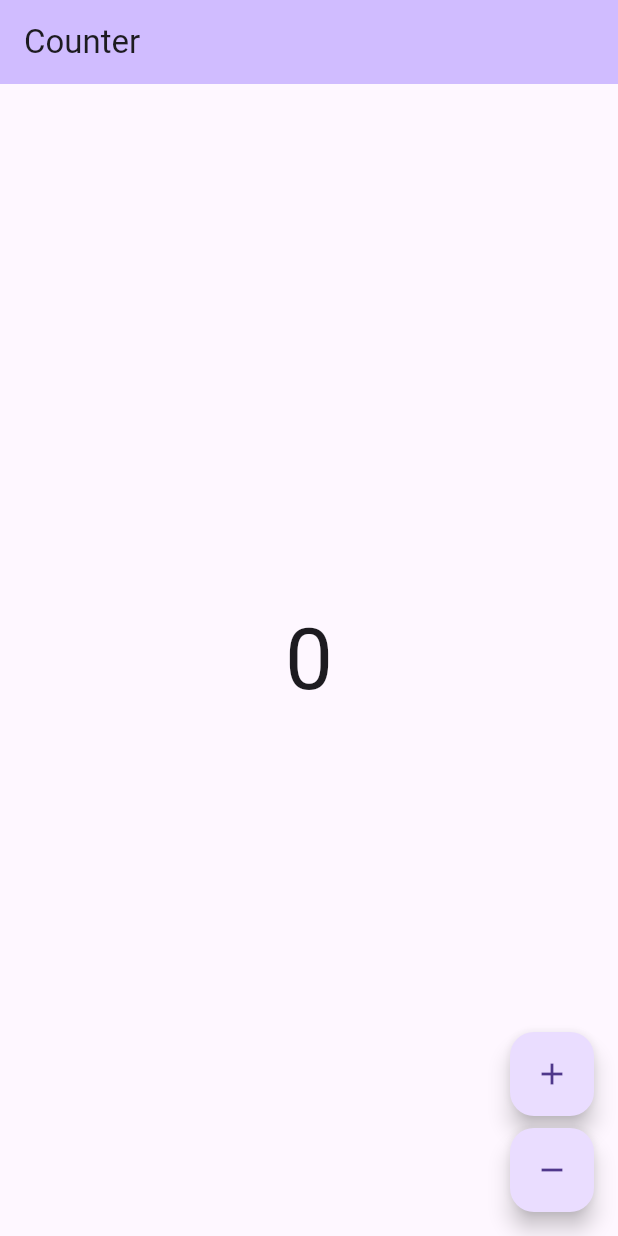
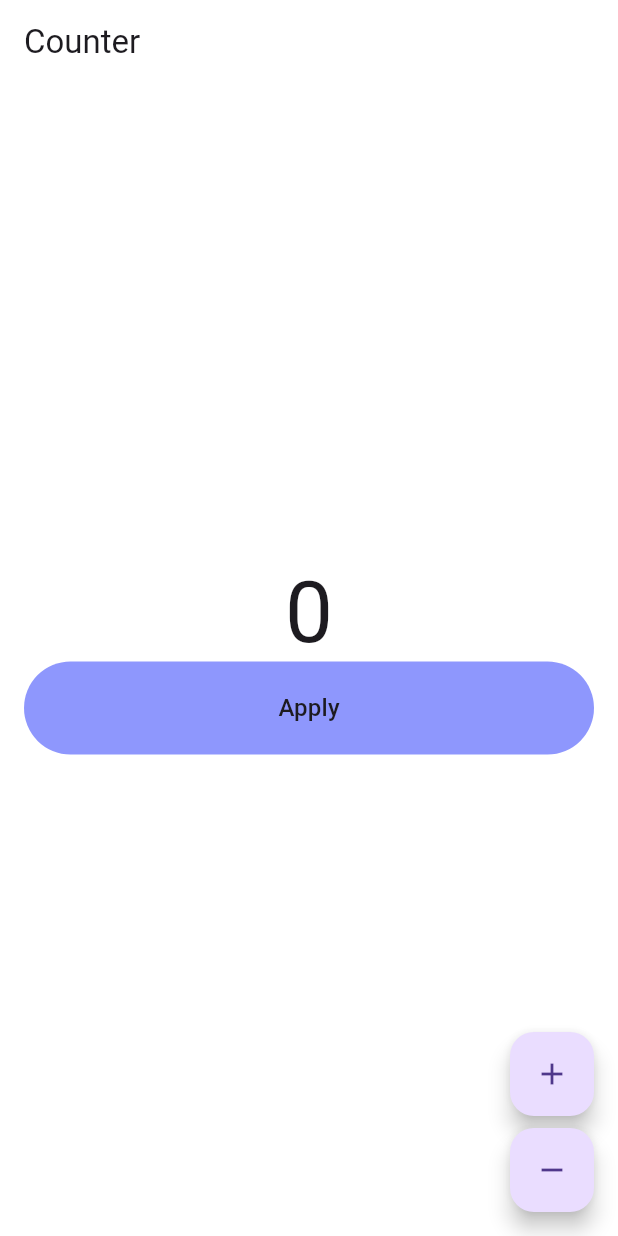
Before and after one commit to FluttX/Calmly, a Flutter app: the screen it shows after launch, on a phone screen of 412 x 824 dp. Run offline on Flutter 3.47's test engine with Material 3 defaults, Android fonts, the phone set to English and light mode, and no system bars; our stand-ins replace bloc, flutter_bloc; generated files the repository leaves out were written again.

Commit message:
feat: app light theme implementation

```diff
--- /dev/null
+++ b/lib/app/core/style/app_text_style.dart
@@ -0,0 +1,12 @@
+import 'package:flutter/material.dart';
+
+class AppTextStyle {
+  static const Color _color = Color(0xFF3F414E);
+
+  static TextStyle headlineLarge = const TextStyle(
+    fontSize: 48,
+    fontWeight: FontWeight.w700,
+    color: _color,
+    fontFamily: 'HelveticaNeueBold',
+  );
+}
--- /dev/null
+++ b/lib/app/core/theme/app_theme.dart
@@ -0,0 +1,35 @@
+import 'package:flutter/material.dart';
+
+abstract class AppColor {
+  Color get primaryColor;
+
+  Color get secondaryColor;
+
+  Color get success;
+
+  Color get warning;
+
+  Color get error;
+
+  Color get surface;
+
+  Color get textPrimary;
+
+  Color get textSecondary;
+
+  Color get textInversePrimary;
+
+  Color get textInverseSecondary;
+
+  Color get background;
+}
+
+abstract class AppTheme {
+  AppColor get color;
+
+  TextTheme get textTheme;
+
+  FilledButtonThemeData get filledButtonThemeData;
+
+  ThemeData get theme;
+}
--- /dev/null
+++ b/lib/app/core/theme/light_theme.dart
@@ -0,0 +1,68 @@
+import 'package:calmly/app/core/style/app_text_style.dart';
+import 'package:calmly/app/core/theme/theme.dart';
+import 'package:flutter/material.dart';
+
+class LightTheme extends AppTheme {
+  @override
+  AppColor get color => LightColor();
+
+  @override
+  TextTheme get textTheme => TextTheme(
+        headlineLarge: AppTextStyle.headlineLarge,
+      );
+
+  @override
+  FilledButtonThemeData get filledButtonThemeData => FilledButtonThemeData(
+        style: FilledButton.styleFrom(
+          backgroundColor: color.primaryColor,
+          shape: RoundedRectangleBorder(
+            borderRadius: BorderRadius.circular(38),
+          ),
+          fixedSize: const Size(double.infinity, 62),
+          textStyle: TextStyle(color: color.textInversePrimary),
+        ),
+      );
+
+  @override
+  ThemeData get theme => ThemeData(
+        useMaterial3: true,
+        scaffoldBackgroundColor: color.background,
+        appBarTheme: AppBarTheme(backgroundColor: color.background),
+        filledButtonTheme: filledButtonThemeData,
+      );
+}
+
+class LightColor extends AppColor {
+  @override
+  Color get background => const Color(0xFFFFFFFF);
+
+  @override
+  Color get primaryColor => const Color(0xFF8E97FD);
+
+  @override
+  Color get secondaryColor => const Color(0xFF8E97FD);
+
+  @override
+  Color get surface => const Color(0xFFF2F3F7);
+
+  @override
+  Color get error => const Color(0xFFB00020);
+
+  @override
+  Color get success => const Color(0xFF4CAF50);
+
+  @override
+  Color get warning => const Color(0xFFFFC107);
+
+  @override
+  Color get textPrimary => const Color(0xFF3F414E);
+
+  @override
+  Color get textSecondary => const Color(0xFFA1A4B2);
+
+  @override
+  Color get textInversePrimary => const Color(0xFFFFFFFF);
+
+  @override
+  Color get textInverseSecondary => const Color(0xFFEBEAEC);
+}
--- /dev/null
+++ b/lib/app/core/theme/theme.dart
@@ -0,0 +1,2 @@
+export 'app_theme.dart';
+export 'light_theme.dart';
--- a/lib/app/view/app.dart
+++ b/lib/app/view/app.dart
@@ -1,3 +1,4 @@
+import 'package:calmly/app/core/theme/light_theme.dart';
 import 'package:calmly/counter/counter.dart';
 import 'package:calmly/l10n/l10n.dart';
 import 'package:flutter/material.dart';
@@ -8,12 +9,7 @@ class App extends StatelessWidget {
   @override
   Widget build(BuildContext context) {
     return MaterialApp(
-      theme: ThemeData(
-        appBarTheme: AppBarTheme(
-          backgroundColor: Theme.of(context).colorScheme.inversePrimary,
-        ),
-        useMaterial3: true,
-      ),
+      theme: LightTheme().theme,
       localizationsDelegates: AppLocalizations.localizationsDelegates,
       supportedLocales: AppLocalizations.supportedLocales,
       home: const CounterPage(),
--- a/lib/counter/view/counter_page.dart
+++ b/lib/counter/view/counter_page.dart
@@ -23,7 +23,23 @@ class CounterView extends StatelessWidget {
     final l10n = context.l10n;
     return Scaffold(
       appBar: AppBar(title: Text(l10n.counterAppBarTitle)),
-      body: const Center(child: CounterText()),
+      body: Column(
+        mainAxisAlignment: MainAxisAlignment.center,
+        children: [
+          const CounterText(),
+          Container(
+            width: double.infinity,
+            padding: const EdgeInsets.symmetric(horizontal: 16),
+            child: FilledButton(
+              onPressed: () {},
+              child: Text(
+                'Apply',
+                style: Theme.of(context).textTheme.titleMedium,
+              ),
+            ),
+          ),
+        ],
+      ),
       floatingActionButton: Column(
         mainAxisAlignment: MainAxisAlignment.end,
         crossAxisAlignment: CrossAxisAlignment.end,
```
